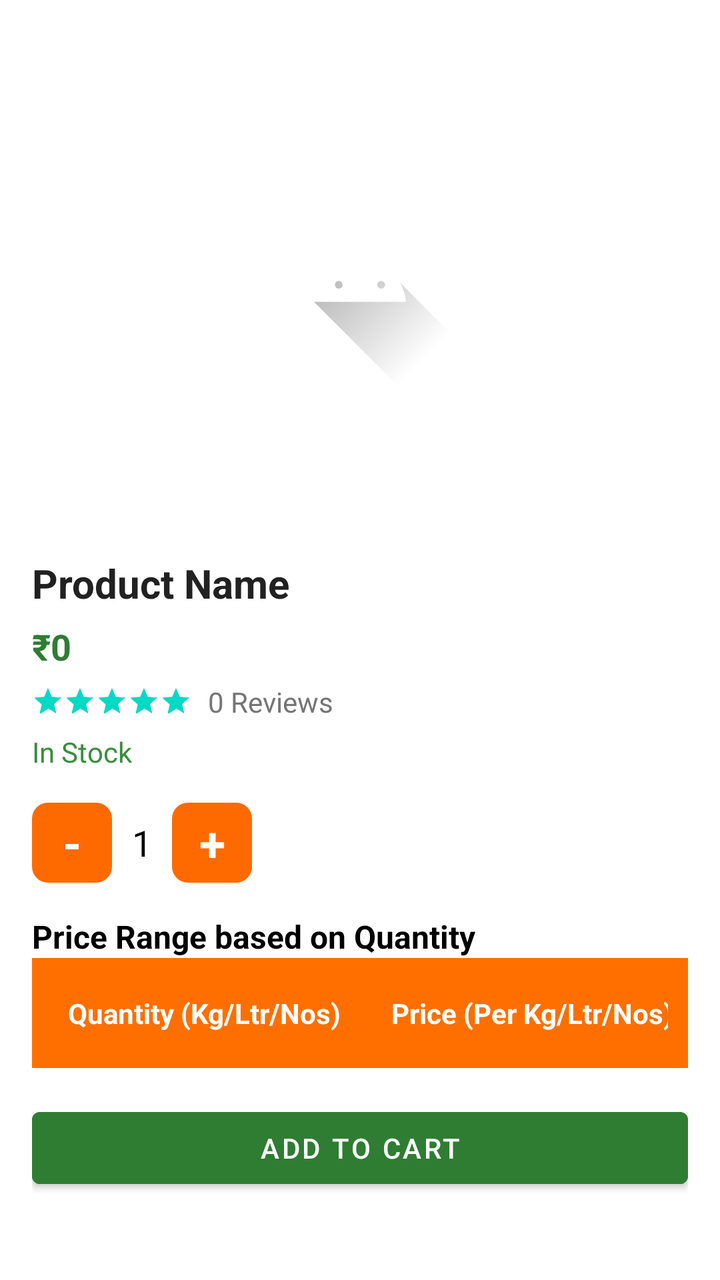
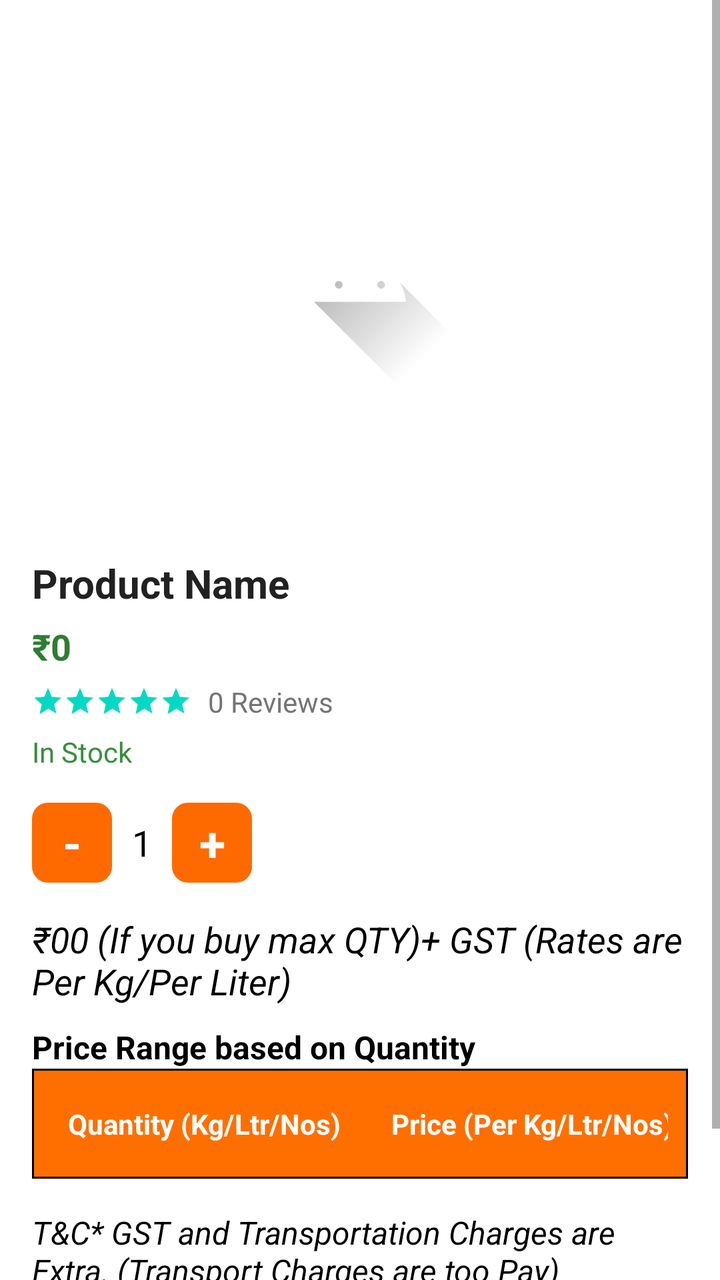

The first picture is an Android layout as it rendered before a commit; the second is the same layout after the commit. The layout source and the unified diff follow.
<!-- AndroidManifest.xml: application theme Theme.BulkAgrochem -->
<!-- res/layout/activity_product_detail.xml -->
<?xml version="1.0" encoding="utf-8"?>
<LinearLayout
    xmlns:android="http://schemas.android.com/apk/res/android"
    android:layout_width="match_parent"
    android:layout_height="match_parent"
    android:orientation="vertical"
    android:fitsSystemWindows="true"
    android:background="#FFFFFF">

<ScrollView
    android:id="@+id/main"
    android:layout_width="match_parent"
    android:layout_height="match_parent"
    android:background="#FFFFFF">

    <LinearLayout
        android:layout_width="match_parent"
        android:layout_height="wrap_content"
        android:orientation="vertical"
        android:padding="16dp">

        
        <FrameLayout
            android:layout_width="match_parent"
            android:layout_height="wrap_content">

            
            <ImageView
                android:id="@+id/imgProduct"
                android:layout_width="match_parent"
                android:layout_height="250dp"
                android:scaleType="centerInside"
                android:src="@drawable/ic_launcher_foreground" />



        </FrameLayout>


        
        <TextView
            android:id="@+id/txtProductName"
            android:layout_width="match_parent"
            android:layout_height="wrap_content"
            android:layout_marginTop="12dp"
            android:text="Product Name"
            android:textColor="#212121"
            android:textSize="20sp"
            android:textStyle="bold" />

        
        <LinearLayout
            android:layout_width="wrap_content"
            android:layout_height="wrap_content"
            android:layout_marginTop="6dp"
            android:orientation="horizontal">

            <TextView
                android:id="@+id/txtProductPrice"
                android:layout_width="wrap_content"
                android:layout_height="wrap_content"
                android:text="₹0"
                android:textColor="#2E7D32"
                android:textSize="18sp"
                android:textStyle="bold" />

            <TextView
                android:id="@+id/txtOriginalPrice"
                android:layout_width="wrap_content"
                android:layout_height="wrap_content"
                android:layout_marginStart="8dp"
                android:text="₹00"
                android:textColor="#9E9E9E"
                android:textSize="16sp"
                android:visibility="gone"/>

            
            <TextView
                android:id="@+id/txtDiscount"
                android:layout_width="wrap_content"
                android:layout_height="wrap_content"
                android:layout_marginTop="0dp"
                android:layout_marginStart="10dp"
                android:background="@drawable/bg_discount"
                android:padding="6dp"
                android:text="10% OFF"
                android:textColor="#FFFFFF"
                android:textSize="14sp"
                android:visibility="gone" />

        </LinearLayout>


        
        <LinearLayout
            android:layout_width="wrap_content"
            android:layout_height="wrap_content"
            android:orientation="horizontal"
            android:layout_marginTop="6dp"
            android:gravity="center_vertical">

            <RatingBar
                android:id="@+id/ratingBar"
                style="?android:attr/ratingBarStyleSmall"
                android:layout_width="wrap_content"
                android:layout_height="wrap_content"
                android:isIndicator="true"
                android:numStars="5"
                android:stepSize="0.5"
                android:rating="5"
                android:theme="@style/Widget.AppCompat.RatingBar.Small"/>

            <TextView
                android:id="@+id/txtReviews"
                android:layout_width="wrap_content"
                android:layout_height="wrap_content"
                android:text="0 Reviews"
                android:textSize="14sp"
                android:textColor="#757575"
                android:layout_marginStart="8dp"/>

        </LinearLayout>

        
        <TextView
            android:id="@+id/txtStock"
            android:layout_width="wrap_content"
            android:layout_height="wrap_content"
            android:layout_marginTop="6dp"
            android:text="In Stock"
            android:textColor="#388E3C" />


        
        <LinearLayout
            android:layout_width="wrap_content"
            android:layout_height="wrap_content"
            android:layout_marginTop="16dp"
            android:orientation="horizontal"
            android:gravity="center_vertical">

            <TextView
                android:id="@+id/btnMinus"
                android:layout_width="40dp"
                android:layout_height="40dp"
                android:background="@drawable/bg_qty_button"
                android:foreground="?attr/selectableItemBackground"
                android:gravity="center"
                android:text="-"
                android:textColor="#FFFFFF"
                android:textSize="24sp"
                android:textStyle="bold" />

            <TextView
                android:id="@+id/txtQty"
                android:layout_width="wrap_content"
                android:layout_height="wrap_content"
                android:minWidth="10sp"
                android:gravity="center"
                android:text="1"
                android:textColor="@color/black"
                android:textSize="18sp"
                android:layout_marginLeft="10sp"
                android:layout_marginRight="10sp" />

            <TextView
                android:id="@+id/btnPlus"
                android:layout_width="40dp"
                android:layout_height="40dp"
                android:background="@drawable/bg_qty_button"
                android:foreground="?attr/selectableItemBackground"
                android:gravity="center"
                android:text="+"
                android:textColor="#FFFFFF"
                android:textSize="24sp"
                android:textStyle="bold" />

        </LinearLayout>

        
        <TextView
            android:layout_width="wrap_content"
            android:layout_height="wrap_content"
            android:text="Price Range based on Quantity"
            android:textStyle="bold"
            android:textSize="16sp"
            android:layout_marginTop="16dp"
            android:textColor="#000" />

        
        <TableLayout
            android:id="@+id/tablePriceRange"
            android:layout_width="match_parent"
            android:layout_height="wrap_content"
            android:stretchColumns="*"
            android:visibility="visible">

            <TableRow
                android:background="#FF6F00"
                android:padding="10dp">

                <TextView
                    android:text="Quantity (Kg/Ltr/Nos)"
                    android:textColor="@android:color/white"
                    android:textStyle="bold"
                    android:padding="8dp"/>

                <TextView
                    android:text="Price (Per Kg/Ltr/Nos)"
                    android:textColor="@android:color/white"
                    android:textStyle="bold"
                    android:padding="8dp"/>
            </TableRow>

        </TableLayout>



        
        <Button
            android:id="@+id/btnAddToCart"
            android:layout_width="match_parent"
            android:layout_height="48dp"
            android:layout_marginTop="16dp"
            android:backgroundTint="#2E7D32"
            android:text="Add to Cart"
            android:textColor="#FFFFFF" />

        
        <TextView
            android:id="@+id/txtDescription"
            android:layout_width="match_parent"
            android:layout_height="wrap_content"
            android:layout_marginTop="12dp"
            android:text="Product Description..."
            android:textColor="#757575"
            android:textSize="14sp"
            android:visibility="gone" />

        
        <TextView
            android:id="@+id/txtDetails"
            android:layout_width="match_parent"
            android:layout_height="wrap_content"
            android:layout_marginTop="12dp"
            android:text="Product Details..."
            android:textColor="#616161"
            android:textSize="14sp"
            android:visibility="gone" />

    </LinearLayout>

</ScrollView>
</LinearLayout>
<!-- resources referenced by this layout -->
<resources>
  <color name="black">#FF000000</color>
  <!-- drawable bg_discount (drawable) -->
  <shape xmlns:android="http://schemas.android.com/apk/res/android">
      <solid android:color="#D32F2F"/>
      <corners android:radius="6dp"/>
  </shape>
  <!-- drawable bg_qty_button (drawable) -->
  <shape xmlns:android="http://schemas.android.com/apk/res/android">
      <solid android:color="#FF6A00"/>
      <corners android:radius="8dp"/>
  </shape>
  <!-- drawable ic_launcher_foreground (drawable) -->
  <vector xmlns:android="http://schemas.android.com/apk/res/android"
      xmlns:aapt="http://schemas.android.com/aapt"
      android:width="108dp"
      android:height="108dp"
      android:viewportWidth="108"
      android:viewportHeight="108">
      <path android:pathData="M31,63.928c0,0 6.4,-11 12.1,-13.1c7.2,-2.6 26,-1.4 26,-1.4l38.1,38.1L107,108.928l-32,-1L31,63.928z">
          <aapt:attr name="android:fillColor">
              <gradient
                  android:endX="85.84757"
                  android:endY="92.4963"
                  android:startX="42.9492"
                  android:startY="49.59793"
                  android:type="linear">
                  <item
                      android:color="#44000000"
                      android:offset="0.0" />
                  <item
                      android:color="#00000000"
                      android:offset="1.0" />
              </gradient>
          </aapt:attr>
      </path>
      <path
          android:fillColor="#FFFFFF"
          android:fillType="nonZero"
          android:pathData="M65.3,45.828l3.8,-6.6c0.2,-0.4 0.1,-0.9 -0.3,-1.1c-0.4,-0.2 -0.9,-0.1 -1.1,0.3l-3.9,6.7c-6.3,-2.8 -13.4,-2.8 -19.7,0l-3.9,-6.7c-0.2,-0.4 -0.7,-0.5 -1.1,-0.3C38.8,38.328 38.7,38.828 38.9,39.228l3.8,6.6C36.2,49.428 31.7,56.028 31,63.928h46C76.3,56.028 71.8,49.428 65.3,45.828zM43.4,57.328c-0.8,0 -1.5,-0.5 -1.8,-1.2c-0.3,-0.7 -0.1,-1.5 0.4,-2.1c0.5,-0.5 1.4,-0.7 2.1,-0.4c0.7,0.3 1.2,1 1.2,1.8C45.3,56.528 44.5,57.328 43.4,57.328L43.4,57.328zM64.6,57.328c-0.8,0 -1.5,-0.5 -1.8,-1.2s-0.1,-1.5 0.4,-2.1c0.5,-0.5 1.4,-0.7 2.1,-0.4c0.7,0.3 1.2,1 1.2,1.8C66.5,56.528 65.6,57.328 64.6,57.328L64.6,57.328z"
          android:strokeWidth="1"
          android:strokeColor="#00000000" />
  </vector>
  <style name="Theme.BulkAgrochem" parent="Base.Theme.BulkAgrochem" />
  <style name="Base.Theme.BulkAgrochem" parent="Theme.MaterialComponents.DayNight.NoActionBar">
          
          <item name="colorPrimary">@color/colorPrimary</item>
          <item name="colorPrimaryVariant">@color/colorPrimaryDark</item>
          <item name="colorOnPrimary">@color/colorOnPrimary</item>
  
          <item name="android:windowBackground">@color/app_background</item>
          <item name="colorSurface">@color/app_background</item>
  
          
          <item name="android:statusBarColor">@color/black</item>
          
          <item name="android:windowLightStatusBar">true</item>
      </style>
  <color name="colorPrimary">@color/orange_brand</color>
  <color name="colorPrimaryDark">@color/black</color>
  <color name="colorOnPrimary">@color/white</color>
  <color name="app_background">#F5F5F5</color>
  <color name="orange_brand">#FF6A00</color>
  <color name="white">#FFFFFFFF</color>
</resources>

<!-- the commit's change to res/layout/activity_product_detail.xml (unified diff, before → after) -->
@@ -177,6 +177,19 @@
 
         </LinearLayout>
 
+
+        
+        <TextView
+            android:id="@+id/txtMaxQtyPriceInfo"
+            android:layout_width="wrap_content"
+            android:layout_height="wrap_content"
+            android:layout_marginTop="16dp"
+            android:layout_marginBottom="2dp"
+            android:text="₹00 (If you buy max QTY)+ GST (Rates are Per Kg/Per Liter)"
+            android:textColor="#000"
+            android:textStyle="italic"
+            android:textSize="18sp" />
+
         
         <TextView
             android:layout_width="wrap_content"
@@ -184,7 +197,7 @@
             android:text="Price Range based on Quantity"
             android:textStyle="bold"
             android:textSize="16sp"
-            android:layout_marginTop="16dp"
+            android:layout_marginTop="8sp"
             android:textColor="#000" />
 
         
@@ -193,10 +206,11 @@
             android:layout_width="match_parent"
             android:layout_height="wrap_content"
             android:stretchColumns="*"
+            android:background="@drawable/table_border"
             android:visibility="visible">
 
             <TableRow
-                android:background="#FF6F00"
+                android:background="@drawable/table_header_border"
                 android:padding="10dp">
 
                 <TextView
@@ -214,6 +228,15 @@
 
         </TableLayout>
 
+        
+        <TextView
+            android:layout_width="wrap_content"
+            android:layout_height="wrap_content"
+            android:text="T&amp;C* GST and Transportation Charges are Extra. (Transport Charges are too Pay)"
+            android:textStyle="italic"
+            android:textSize="16sp"
+            android:layout_marginTop="16dp"
+            android:textColor="#000" />
 
 
         
<!-- resource entries referenced after the edit -->
@@ -42,6 +42,22 @@
           android:strokeWidth="1"
           android:strokeColor="#00000000" />
   </vector>
+  <!-- drawable table_border (drawable) -->
+  <shape xmlns:android="http://schemas.android.com/apk/res/android">
+      <stroke
+          android:width="1dp"
+          android:color="@color/black"/>
+  </shape>
+  <!-- drawable table_header_border (drawable) -->
+  <shape xmlns:android="http://schemas.android.com/apk/res/android">
+      <solid android:color="#FF6F00"/>
+      <stroke
+          android:width="1dp"
+          android:color="@color/black">
+      </stroke>
+  
+  
+  </shape>
   <style name="Theme.BulkAgrochem" parent="Base.Theme.BulkAgrochem" />
   <style name="Base.Theme.BulkAgrochem" parent="Theme.MaterialComponents.DayNight.NoActionBar">
           
